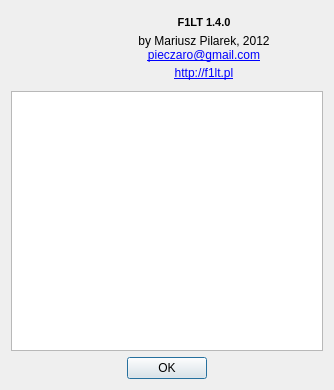
Before: the Qt Designer form ui/aboutdialog.ui in gronberg/f1lt, drawn with Qt 5.
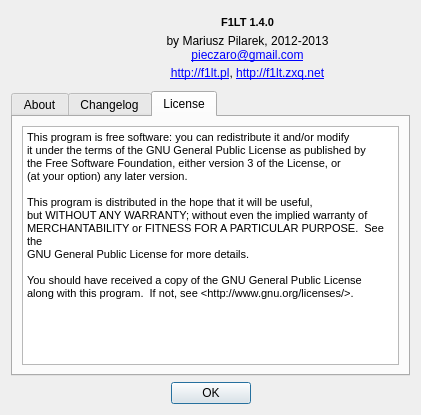
After: the same form once the commit is applied. The open tabs and pages were chosen to show the change. Icons and pictures are not drawn.

Commit message: changed application icons, added licence, updated about, cleaned up directories

```diff
--- a/ui/aboutdialog.ui
+++ b/ui/aboutdialog.ui
@@ -6,8 +6,8 @@
    <rect>
     <x>0</x>
     <y>0</y>
-    <width>334</width>
-    <height>390</height>
+    <width>421</width>
+    <height>415</height>
    </rect>
   </property>
   <property name="windowTitle">
@@ -48,7 +48,7 @@
      <item row="1" column="1">
       <widget class="QLabel" name="label_3">
        <property name="text">
-        <string>by Mariusz Pilarek, 2012&lt;br/&gt;&lt;a href=&quot;mailto:pieczaro@gmail.com&quot;&gt;pieczaro@gmail.com&lt;/a&gt;</string>
+        <string>&lt;html&gt;&lt;head/&gt;&lt;body&gt;&lt;p&gt;by Mariusz Pilarek, 2012-2013&lt;br/&gt;&lt;a href=&quot;mailto:pieczaro@gmail.com&quot;&gt;&lt;span style=&quot; text-decoration: underline; color:#0000ff;&quot;&gt;pieczaro@gmail.com&lt;/span&gt;&lt;/a&gt;&lt;/p&gt;&lt;/body&gt;&lt;/html&gt;</string>
        </property>
        <property name="alignment">
         <set>Qt::AlignCenter</set>
@@ -58,7 +58,7 @@
      <item row="2" column="1">
       <widget class="QLabel" name="label_4">
        <property name="text">
-        <string>&lt;a href=&quot;http://f1lt.pl&quot;&gt;http://f1lt.pl&lt;/a&gt;</string>
+        <string>&lt;html&gt;&lt;head/&gt;&lt;body&gt;&lt;p&gt;&lt;a href=&quot;http://f1lt.pl&quot;&gt;&lt;span style=&quot; text-decoration: underline; color:#0000ff;&quot;&gt;http://f1lt.pl&lt;/span&gt;&lt;/a&gt;, &lt;a href=&quot;http://f1lt.zxq.net&quot;&gt;&lt;span style=&quot; text-decoration: underline; color:#0000ff;&quot;&gt;http://f1lt.zxq.net&lt;/span&gt;&lt;/a&gt;&lt;/p&gt;&lt;/body&gt;&lt;/html&gt;</string>
        </property>
        <property name="alignment">
         <set>Qt::AlignCenter</set>
@@ -111,10 +111,89 @@
     </layout>
    </item>
    <item>
-    <widget class="QTextEdit" name="textEdit">
-     <property name="textInteractionFlags">
-      <set>Qt::TextSelectableByKeyboard|Qt::TextSelectableByMouse</set>
+    <widget class="QTabWidget" name="tabWidget">
+     <property name="currentIndex">
+      <number>0</number>
      </property>
+     <widget class="QWidget" name="tab_3">
+      <attribute name="title">
+       <string>About</string>
+      </attribute>
+      <layout class="QVBoxLayout" name="verticalLayout_4">
+       <item>
+        <widget class="QTextEdit" name="textEdit_3">
+         <property name="html">
+          <string>&lt;!DOCTYPE HTML PUBLIC &quot;-//W3C//DTD HTML 4.0//EN&quot; &quot;http://www.w3.org/TR/REC-html40/strict.dtd&quot;&gt;
+&lt;html&gt;&lt;head&gt;&lt;meta name=&quot;qrichtext&quot; content=&quot;1&quot; /&gt;&lt;style type=&quot;text/css&quot;&gt;
+p, li { white-space: pre-wrap; }
+&lt;/style&gt;&lt;/head&gt;&lt;body style=&quot; font-family:'Tahoma'; font-size:8pt; font-weight:400; font-style:normal;&quot;&gt;
+&lt;p style=&quot; margin-top:0px; margin-bottom:0px; margin-left:0px; margin-right:0px; -qt-block-indent:0; text-indent:0px;&quot;&gt;&lt;span style=&quot; font-weight:600;&quot;&gt;F1LT &lt;/span&gt;is designed and developed by Mariusz Pilarek.&lt;/p&gt;
+&lt;p style=&quot;-qt-paragraph-type:empty; margin-top:0px; margin-bottom:0px; margin-left:0px; margin-right:0px; -qt-block-indent:0; text-indent:0px;&quot;&gt;&lt;br /&gt;&lt;/p&gt;
+&lt;p style=&quot;-qt-paragraph-type:empty; margin-top:0px; margin-bottom:0px; margin-left:0px; margin-right:0px; -qt-block-indent:0; text-indent:0px;&quot;&gt;&lt;br /&gt;&lt;/p&gt;
+&lt;p style=&quot; margin-top:0px; margin-bottom:0px; margin-left:0px; margin-right:0px; -qt-block-indent:0; text-indent:0px;&quot;&gt;&lt;span style=&quot; font-weight:600;&quot;&gt;Credits&lt;/span&gt; to:&lt;/p&gt;
+&lt;p style=&quot; margin-top:0px; margin-bottom:0px; margin-left:0px; margin-right:0px; -qt-block-indent:0; text-indent:0px;&quot;&gt;- Scott James Remnant - author of the &lt;a href=&quot;https://launchpad.net/live-f1/&quot;&gt;&lt;span style=&quot; text-decoration: underline; color:#0000ff;&quot;&gt;live-f1&lt;/span&gt;&lt;/a&gt; application - his protocol description and source code helped me a lot in implementing F1LT&lt;/p&gt;
+&lt;p style=&quot;-qt-paragraph-type:empty; margin-top:0px; margin-bottom:0px; margin-left:0px; margin-right:0px; -qt-block-indent:0; text-indent:0px;&quot;&gt;&lt;br /&gt;&lt;/p&gt;
+&lt;p style=&quot; margin-top:0px; margin-bottom:0px; margin-left:0px; margin-right:0px; -qt-block-indent:0; text-indent:0px;&quot;&gt;- Mizoo from the f1wm.pl forum - for a place on his server for storage the *.lt files database and a f1lt.pl site domain&lt;/p&gt;
+&lt;p style=&quot;-qt-paragraph-type:empty; margin-top:0px; margin-bottom:0px; margin-left:0px; margin-right:0px; -qt-block-indent:0; text-indent:0px;&quot;&gt;&lt;br /&gt;&lt;/p&gt;
+&lt;p style=&quot; margin-top:0px; margin-bottom:0px; margin-left:0px; margin-right:0px; -qt-block-indent:0; text-indent:0px;&quot;&gt;- Maiesky from the f1wm.pl forum - for some editorial work on home site and the live timing data from 2010, 2011 and 2012 races&lt;/p&gt;
+&lt;p style=&quot;-qt-paragraph-type:empty; margin-top:0px; margin-bottom:0px; margin-left:0px; margin-right:0px; -qt-block-indent:0; text-indent:0px; color:#000000;&quot;&gt;&lt;br /&gt;&lt;/p&gt;
+&lt;p style=&quot;-qt-paragraph-type:empty; margin-top:0px; margin-bottom:0px; margin-left:0px; margin-right:0px; -qt-block-indent:0; text-indent:0px;&quot;&gt;&lt;br /&gt;&lt;/p&gt;
+&lt;p style=&quot; margin-top:0px; margin-bottom:0px; margin-left:0px; margin-right:0px; -qt-block-indent:0; text-indent:0px;&quot;&gt;In-app graphics including cars and helmets was created by Mariusz Pilarek. F1LT uses &lt;a href=&quot;http://tiheum.deviantart.com/art/Faenza-Icons-173323228&quot;&gt;&lt;span style=&quot; text-decoration: underline; color:#0000ff;&quot;&gt;Faenza&lt;/span&gt;&lt;/a&gt; icons.&lt;/p&gt;&lt;/body&gt;&lt;/html&gt;</string>
+         </property>
+         <property name="textInteractionFlags">
+          <set>Qt::LinksAccessibleByMouse|Qt::TextSelectableByKeyboard|Qt::TextSelectableByMouse</set>
+         </property>
+        </widget>
+       </item>
+      </layout>
+     </widget>
+     <widget class="QWidget" name="tab">
+      <attribute name="title">
+       <string>Changelog</string>
+      </attribute>
+      <layout class="QVBoxLayout" name="verticalLayout_3">
+       <item>
+        <widget class="QTextEdit" name="textEdit">
+         <property name="textInteractionFlags">
+          <set>Qt::TextSelectableByKeyboard|Qt::TextSelectableByMouse</set>
+         </property>
+        </widget>
+       </item>
+      </layout>
+     </widget>
+     <widget class="QWidget" name="tab_2">
+      <attribute name="title">
+       <string>License</string>
+      </attribute>
+      <layout class="QVBoxLayout" name="verticalLayout_2">
+       <item>
+        <widget class="QTextEdit" name="textEdit_2">
+         <property name="html">
+          <string>&lt;!DOCTYPE HTML PUBLIC &quot;-//W3C//DTD HTML 4.0//EN&quot; &quot;http://www.w3.org/TR/REC-html40/strict.dtd&quot;&gt;
+&lt;html&gt;&lt;head&gt;&lt;meta name=&quot;qrichtext&quot; content=&quot;1&quot; /&gt;&lt;style type=&quot;text/css&quot;&gt;
+p, li { white-space: pre-wrap; }
+&lt;/style&gt;&lt;/head&gt;&lt;body style=&quot; font-family:'Tahoma'; font-size:8pt; font-weight:400; font-style:normal;&quot;&gt;
+&lt;p style=&quot; margin-top:0px; margin-bottom:0px; margin-left:0px; margin-right:0px; -qt-block-indent:0; text-indent:0px;&quot;&gt;This program is free software: you can redistribute it and/or modify&lt;/p&gt;
+&lt;p style=&quot; margin-top:0px; margin-bottom:0px; margin-left:0px; margin-right:0px; -qt-block-indent:0; text-indent:0px;&quot;&gt;it under the terms of the GNU General Public License as published by&lt;/p&gt;
+&lt;p style=&quot; margin-top:0px; margin-bottom:0px; margin-left:0px; margin-right:0px; -qt-block-indent:0; text-indent:0px;&quot;&gt;the Free Software Foundation, either version 3 of the License, or&lt;/p&gt;
+&lt;p style=&quot; margin-top:0px; margin-bottom:0px; margin-left:0px; margin-right:0px; -qt-block-indent:0; text-indent:0px;&quot;&gt;(at your option) any later version.&lt;/p&gt;
+&lt;p style=&quot;-qt-paragraph-type:empty; margin-top:0px; margin-bottom:0px; margin-left:0px; margin-right:0px; -qt-block-indent:0; text-indent:0px;&quot;&gt;&lt;br /&gt;&lt;/p&gt;
+&lt;p style=&quot; margin-top:0px; margin-bottom:0px; margin-left:0px; margin-right:0px; -qt-block-indent:0; text-indent:0px;&quot;&gt;This program is distributed in the hope that it will be useful,&lt;/p&gt;
+&lt;p style=&quot; margin-top:0px; margin-bottom:0px; margin-left:0px; margin-right:0px; -qt-block-indent:0; text-indent:0px;&quot;&gt;but WITHOUT ANY WARRANTY; without even the implied warranty of&lt;/p&gt;
+&lt;p style=&quot; margin-top:0px; margin-bottom:0px; margin-left:0px; margin-right:0px; -qt-block-indent:0; text-indent:0px;&quot;&gt;MERCHANTABILITY or FITNESS FOR A PARTICULAR PURPOSE.  See the&lt;/p&gt;
+&lt;p style=&quot; margin-top:0px; margin-bottom:0px; margin-left:0px; margin-right:0px; -qt-block-indent:0; text-indent:0px;&quot;&gt;GNU General Public License for more details.&lt;/p&gt;
+&lt;p style=&quot;-qt-paragraph-type:empty; margin-top:0px; margin-bottom:0px; margin-left:0px; margin-right:0px; -qt-block-indent:0; text-indent:0px;&quot;&gt;&lt;br /&gt;&lt;/p&gt;
+&lt;p style=&quot; margin-top:0px; margin-bottom:0px; margin-left:0px; margin-right:0px; -qt-block-indent:0; text-indent:0px;&quot;&gt;You should have received a copy of the GNU General Public License&lt;/p&gt;
+&lt;p style=&quot; margin-top:0px; margin-bottom:0px; margin-left:0px; margin-right:0px; -qt-block-indent:0; text-indent:0px;&quot;&gt;along with this program.  If not, see &amp;lt;http://www.gnu.org/licenses/&amp;gt;.&lt;/p&gt;
+&lt;p style=&quot;-qt-paragraph-type:empty; margin-top:0px; margin-bottom:0px; margin-left:0px; margin-right:0px; -qt-block-indent:0; text-indent:0px;&quot;&gt;&lt;br /&gt;&lt;/p&gt;&lt;/body&gt;&lt;/html&gt;</string>
+         </property>
+         <property name="textInteractionFlags">
+          <set>Qt::LinksAccessibleByMouse|Qt::TextSelectableByKeyboard|Qt::TextSelectableByMouse</set>
+         </property>
+        </widget>
+       </item>
+      </layout>
+     </widget>
     </widget>
    </item>
    <item>
```
Left out of the diff: 4 changed lines with no effect on the pictures. The commit also changes 175 other files.
